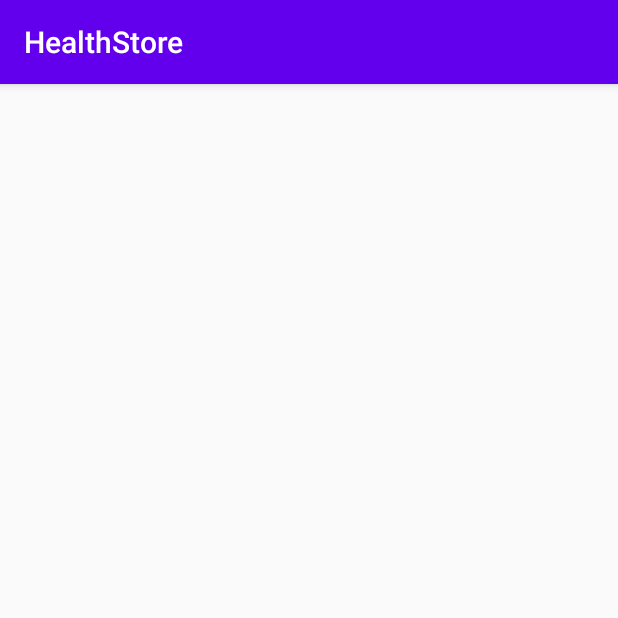
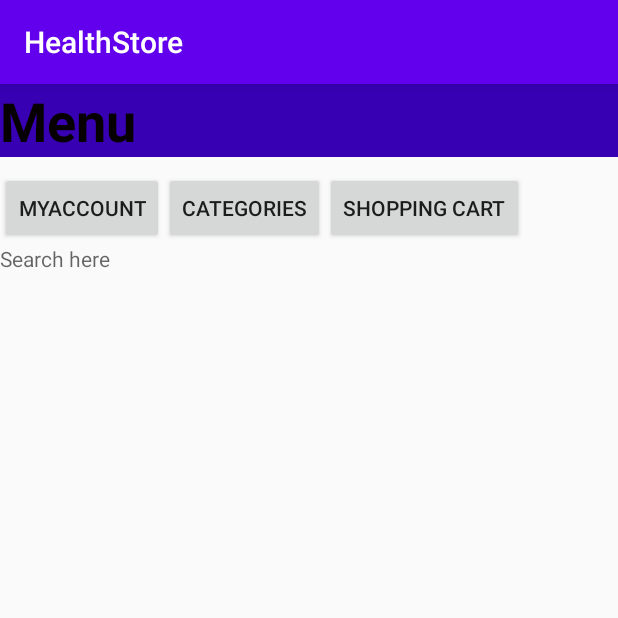
Before and after one commit to chriskavanagh97/Ahealthstore, an Android app: the HomeScreen screen opened directly, with no data from a screen before it, on a phone screen of 412 x 824 dp, the top half of it. Run offline under Robolectric (Android 15) with nearby library versions, the phone set to English and light mode, and no system bars.

Commit message:
Added in HomeScreenUI such as menu and Buttons

```diff
--- a/app/src/main/res/layout/activity_home_screen.xml
+++ b/app/src/main/res/layout/activity_home_screen.xml
@@ -1,9 +1,75 @@
 <?xml version="1.0" encoding="utf-8"?>
-<androidx.constraintlayout.widget.ConstraintLayout xmlns:android="http://schemas.android.com/apk/res/android"
+<androidx.appcompat.widget.LinearLayoutCompat xmlns:android="http://schemas.android.com/apk/res/android"
     xmlns:app="http://schemas.android.com/apk/res-auto"
     xmlns:tools="http://schemas.android.com/tools"
     android:layout_width="match_parent"
     android:layout_height="match_parent"
-    tools:context=".HomeScreen">
+    android:orientation="vertical"
+    tools:context=".HomePage">
 
-</androidx.constraintlayout.widget.ConstraintLayout>
+    <TextView
+        android:layout_width="match_parent"
+        android:layout_height="wrap_content"
+        android:text="Menu"
+        android:background="@color/colorPrimaryDark"
+        android:textColor="#070000"
+        android:textSize="36sp"
+        android:textStyle="bold"
+        app:layout_constraintBottom_toBottomOf="parent"
+        app:layout_constraintLeft_toLeftOf="parent"
+        app:layout_constraintRight_toRightOf="parent"
+        app:layout_constraintTop_toTopOf="parent" />
+
+    <LinearLayout
+        android:layout_width="match_parent"
+        android:layout_height="wrap_content"
+        android:orientation="horizontal">
+        <Button
+            android:layout_width="wrap_content"
+            android:layout_height="wrap_content"
+            android:layout_marginTop="10dp"
+            android:id="@+id/MyAccount"
+            android:text="MyAccount">
+
+        </Button>
+        <Button
+            android:layout_width="wrap_content"
+            android:layout_height="wrap_content"
+            android:layout_marginTop="10dp"
+            android:id="@+id/Categories"
+            android:text="Categories">
+
+        </Button>
+
+        <Button
+            android:layout_width="wrap_content"
+            android:layout_height="wrap_content"
+            android:layout_marginTop="10dp"
+            android:id="@+id/Cart"
+            android:text="Shopping cart">
+
+        </Button>
+    </LinearLayout>
+
+    <TextView
+        android:layout_width="wrap_content"
+        android:layout_height="wrap_content"
+        android:hint="Search here">
+    </TextView>
+
+    <LinearLayout
+        android:layout_width="match_parent"
+        android:layout_height="450dp"
+        android:layout_marginTop="60dp"
+        android:orientation="horizontal">
+
+        <androidx.recyclerview.widget.RecyclerView
+            android:id="@+id/my_recycler_view"
+            android:layout_width="match_parent"
+            android:layout_height="450dp"
+            android:scrollbars="vertical">
+        </androidx.recyclerview.widget.RecyclerView>
+
+    </LinearLayout>
+
+</androidx.appcompat.widget.LinearLayoutCompat>
```
